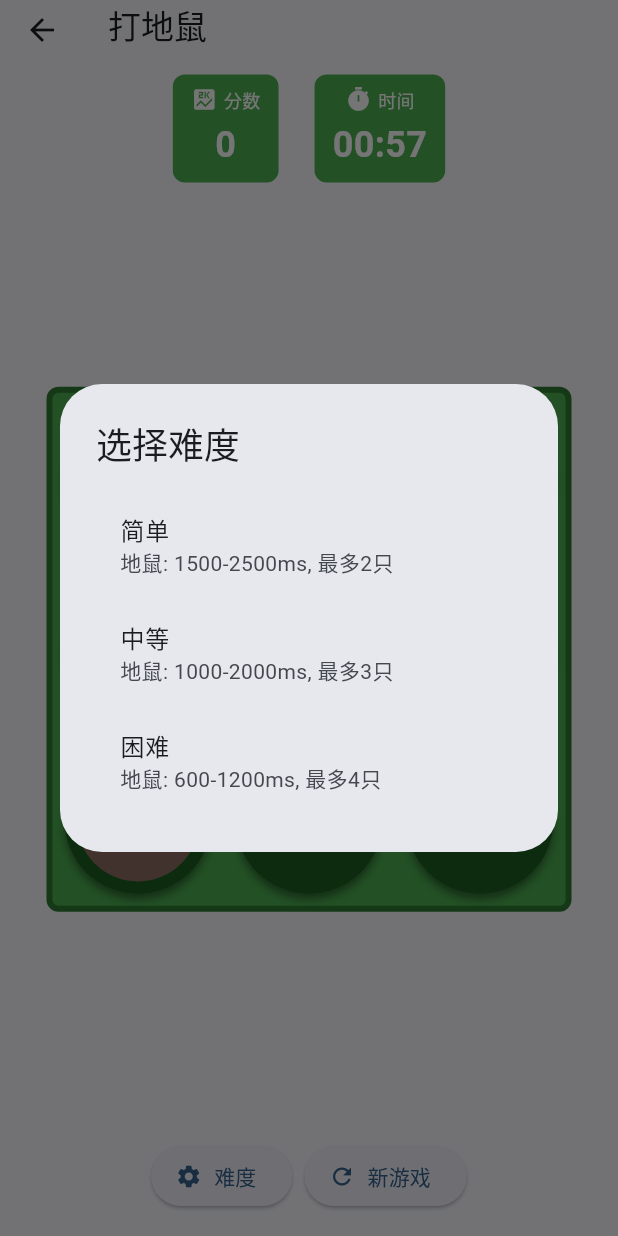
After one commit to neohope/GeminiGameDemo, a Flutter app: the WhackAMolePage screen opened by its route, after a tap on "开始游戏", after a tap on "难度", on a phone screen of 412 x 824 dp. The commit adds this screen. Run offline on Flutter 3.47's test engine with Material 3 defaults, Android fonts, the phone set to English and light mode, and no system bars; our stand-ins replace equatable, flutter_riverpod, go_router, shared_preferences; accounts and stored records are empty.

Commit message:
feat: Add Whack-a-Mole game
- Complete Whack-a-Mole game with 3 difficulty levels (Easy/Medium/Hard)
- Random mole spawning with configurable duration and max active moles
- Responsive 3x3 board with animated moles and whacked state
- Score tracking, timer, and missed mole count
- Start/reset functionality and difficulty selector
- Classic green grass field styling with brown moles
- Add to home page and navigation

```diff
--- a/lib/core/constants/app_constants.dart
+++ b/lib/core/constants/app_constants.dart
@@ -14,6 +14,7 @@ class AppConstants {
   static const String reversiPath = '/reversi';
   static const String huarongdaoPath = '/huarongdao';
   static const String minesweeperPath = '/minesweeper';
+  static const String whackAMolePath = '/whackamole';
 }
 
 enum GameMode {
--- a/lib/core/routing/app_router.dart
+++ b/lib/core/routing/app_router.dart
@@ -12,6 +12,7 @@ import 'package:neo_game_suit/features/games/tictactoe/presentation/pages/tictac
 import 'package:neo_game_suit/features/games/reversi/presentation/pages/reversi_page.dart';
 import 'package:neo_game_suit/features/games/huarongdao/presentation/pages/huarongdao_page.dart';
 import 'package:neo_game_suit/features/games/minesweeper/presentation/pages/minesweeper_page.dart';
+import 'package:neo_game_suit/features/games/whackamole/presentation/pages/whackamole_page.dart';
 
 final GoRouter appRouter = GoRouter(
   initialLocation: AppConstants.homePath,
@@ -76,5 +77,10 @@ final GoRouter appRouter = GoRouter(
       name: 'minesweeper',
       builder: (context, state) => const MinesweeperPage(),
     ),
+    GoRoute(
+      path: AppConstants.whackAMolePath,
+      name: 'whackamole',
+      builder: (context, state) => const WhackAMolePage(),
+    ),
   ],
 );
--- /dev/null
+++ b/lib/features/games/whackamole/domain/entities/whackamole_board.dart
@@ -0,0 +1,168 @@
+enum HoleState {
+  empty,
+  mole,
+  whacked,
+}
+
+class Hole {
+  final int index;
+  HoleState state;
+  DateTime? appearTime;
+  Duration? duration;
+
+  Hole({
+    required this.index,
+    this.state = HoleState.empty,
+    this.appearTime,
+    this.duration,
+  });
+
+  Hole copyWith({
+    HoleState? state,
+    DateTime? appearTime,
+    Duration? duration,
+  }) {
+    return Hole(
+      index: index,
+      state: state ?? this.state,
+      appearTime: appearTime ?? this.appearTime,
+      duration: duration ?? this.duration,
+    );
+  }
+}
+
+enum Difficulty {
+  easy,
+  medium,
+  hard,
+}
+
+class DifficultySettings {
+  final Difficulty difficulty;
+  final Duration gameDuration;
+  final Duration minMoleDuration;
+  final Duration maxMoleDuration;
+  final int maxActiveMoles;
+
+  const DifficultySettings({
+    required this.difficulty,
+    required this.gameDuration,
+    required this.minMoleDuration,
+    required this.maxMoleDuration,
+    required this.maxActiveMoles,
+  });
+
+  String get name {
+    switch (difficulty) {
+      case Difficulty.easy:
+        return '简单';
+      case Difficulty.medium:
+        return '中等';
+      case Difficulty.hard:
+        return '困难';
+    }
+  }
+}
+
+const List<DifficultySettings> defaultDifficulties = [
+  DifficultySettings(
+    difficulty: Difficulty.easy,
+    gameDuration: Duration(seconds: 60),
+    minMoleDuration: Duration(milliseconds: 1500),
+    maxMoleDuration: Duration(milliseconds: 2500),
+    maxActiveMoles: 2,
+  ),
+  DifficultySettings(
+    difficulty: Difficulty.medium,
+    gameDuration: Duration(seconds: 60),
+    minMoleDuration: Duration(milliseconds: 1000),
+    maxMoleDuration: Duration(milliseconds: 2000),
+    maxActiveMoles: 3,
+  ),
+  DifficultySettings(
+    difficulty: Difficulty.hard,
+    gameDuration: Duration(seconds: 60),
+    minMoleDuration: Duration(milliseconds: 600),
+    maxMoleDuration: Duration(milliseconds: 1200),
+    maxActiveMoles: 4,
+  ),
+];
+
+class WhackAMoleBoard {
+  final List<Hole> holes;
+  final int rows;
+  final int cols;
+  final int score;
+  final int totalWhacks;
+  final int missedMoles;
+  final GameStatus status;
+  final DifficultySettings difficulty;
+  final DateTime? startTime;
+  final Duration timeLeft;
+
+  WhackAMoleBoard({
+    required this.holes,
+    required this.rows,
+    required this.cols,
+    required this.score,
+    required this.totalWhacks,
+    required this.missedMoles,
+    required this.status,
+    required this.difficulty,
+    required this.timeLeft,
+    this.startTime,
+  });
+
+  factory WhackAMoleBoard.initial(DifficultySettings settings) {
+    const rows = 3;
+    const cols = 3;
+    final holes = List.generate(
+      rows * cols,
+      (index) => Hole(index: index),
+    );
+    return WhackAMoleBoard(
+      holes: holes,
+      rows: rows,
+      cols: cols,
+      score: 0,
+      totalWhacks: 0,
+      missedMoles: 0,
+      status: GameStatus.ready,
+      difficulty: settings,
+      timeLeft: settings.gameDuration,
+    );
+  }
+
+  WhackAMoleBoard copyWith({
+    List<Hole>? holes,
+    int? score,
+    int? totalWhacks,
+    int? missedMoles,
+    GameStatus? status,
+    DateTime? startTime,
+    Duration? timeLeft,
+  }) {
+    return WhackAMoleBoard(
+      holes: holes ?? this.holes,
+      rows: rows,
+      cols: cols,
+      score: score ?? this.score,
+      totalWhacks: totalWhacks ?? this.totalWhacks,
+      missedMoles: missedMoles ?? this.missedMoles,
+      status: status ?? this.status,
+      difficulty: difficulty,
+      startTime: startTime ?? this.startTime,
+      timeLeft: timeLeft ?? this.timeLeft,
+    );
+  }
+
+  Hole getHole(int index) {
+    return holes[index];
+  }
+}
+
+enum GameStatus {
+  ready,
+  playing,
+  finished,
+}
--- /dev/null
+++ b/lib/features/games/whackamole/domain/usecases/whackamole_logic.dart
@@ -0,0 +1,105 @@
+import 'dart:math';
+import 'package:neo_game_suit/features/games/whackamole/domain/entities/whackamole_board.dart';
+
+class WhackAMoleLogic {
+  static final Random _random = Random();
+
+  static WhackAMoleBoard whackMole(WhackAMoleBoard board, int index) {
+    final hole = board.getHole(index);
+    if (hole.state != HoleState.mole) {
+      return board;
+    }
+
+    final newHoles = _deepCopyHoles(board.holes);
+    newHoles[index] = newHoles[index].copyWith(state: HoleState.whacked);
+
+    return board.copyWith(
+      holes: newHoles,
+      score: board.score + 10,
+      totalWhacks: board.totalWhacks + 1,
+    );
+  }
+
+  static WhackAMoleBoard update(WhackAMoleBoard board, DateTime now) {
+    if (board.status != GameStatus.playing) {
+      return board;
+    }
+
+    final elapsed = now.difference(board.startTime!);
+    final timeLeft = board.difficulty.gameDuration - elapsed;
+
+    if (timeLeft <= Duration.zero) {
+      return board.copyWith(
+        status: GameStatus.finished,
+        timeLeft: Duration.zero,
+      );
+    }
+
+    final newHoles = _deepCopyHoles(board.holes);
+    int missed = board.missedMoles;
+
+    // Update existing moles
+    for (int i = 0; i < newHoles.length; i++) {
+      if (newHoles[i].state == HoleState.mole && newHoles[i].appearTime != null) {
+        final timeVisible = now.difference(newHoles[i].appearTime!);
+        if (timeVisible >= newHoles[i].duration!) {
+          newHoles[i] = newHoles[i].copyWith(state: HoleState.empty);
+          missed++;
+        }
+      } else if (newHoles[i].state == HoleState.whacked) {
+        // Keep whacked state for a short time
+        newHoles[i] = newHoles[i].copyWith(state: HoleState.empty);
+      }
+    }
+
+    // Spawn new moles
+    final activeMoles = newHoles.where((h) => h.state == HoleState.mole).length;
+    if (activeMoles < board.difficulty.maxActiveMoles) {
+      final emptyHoles = newHoles.where((h) => h.state == HoleState.empty).toList();
+      if (emptyHoles.isNotEmpty) {
+        final numToSpawn = min(
+          board.difficulty.maxActiveMoles - activeMoles,
+          emptyHoles.length,
+        );
+        for (int i = 0; i < numToSpawn; i++) {
+          if (_random.nextDouble() < 0.5) {
+            // 50% chance to spawn each possible slot
+            final emptyIndex = _random.nextInt(emptyHoles.length);
+            final hole = emptyHoles[emptyIndex];
+            final durationRange = board.difficulty.maxMoleDuration - board.difficulty.minMoleDuration;
+            final duration = board.difficulty.minMoleDuration +
+                Duration(milliseconds: _random.nextInt(durationRange.inMilliseconds));
+            newHoles[hole.index] = newHoles[hole.index].copyWith(
+              state: HoleState.mole,
+              appearTime: now,
+              duration: duration,
+            );
+            // Remove from empty list so we don't pick again
+            emptyHoles.removeAt(emptyIndex);
+          }
+        }
+      }
+    }
+
+    return board.copyWith(
+      holes: newHoles,
+      timeLeft: timeLeft,
+      missedMoles: missed,
+    );
+  }
+
+  static WhackAMoleBoard reset(DifficultySettings settings) {
+    return WhackAMoleBoard.initial(settings);
+  }
+
+  static WhackAMoleBoard startGame(WhackAMoleBoard board) {
+    return board.copyWith(
+      status: GameStatus.playing,
+      startTime: DateTime.now(),
+    );
+  }
+
+  static List<Hole> _deepCopyHoles(List<Hole> holes) {
+    return holes.map((h) => h.copyWith()).toList();
+  }
+}
--- /dev/null
+++ b/lib/features/games/whackamole/presentation/pages/whackamole_page.dart
@@ -0,0 +1,211 @@
+import 'package:flutter/material.dart';
+import 'package:flutter_riverpod/flutter_riverpod.dart';
+import 'package:neo_game_suit/shared/widgets/responsive_scaffold.dart';
+import 'package:neo_game_suit/features/games/whackamole/domain/entities/whackamole_board.dart';
+import 'package:neo_game_suit/features/games/whackamole/presentation/providers/whackamole_provider.dart';
+import 'package:neo_game_suit/features/games/whackamole/presentation/widgets/whackamole_board_widget.dart';
+
+class WhackAMolePage extends ConsumerWidget {
+  const WhackAMolePage({super.key});
+
+  @override
+  Widget build(BuildContext context, WidgetRef ref) {
+    final board = ref.watch(whackAMoleProvider);
+    final notifier = ref.read(whackAMoleProvider.notifier);
+
+    return ResponsiveScaffold(
+      title: '打地鼠',
+      body: Column(
+        children: [
+          const SizedBox(height: 16),
+          _buildInfoBar(context, board),
+          Expanded(
+            child: WhackAMoleBoardWidget(
+              board: board,
+              onWhack: (index) {
+                notifier.whackMole(index);
+              },
+            ),
+          ),
+          if (board.status == GameStatus.ready) _buildReady(context, notifier),
+          if (board.status == GameStatus.finished) _buildFinished(context, board, notifier),
+          const SizedBox(height: 16),
+          _buildControlBar(context, notifier, board),
+          const SizedBox(height: 16),
+        ],
+      ),
+    );
+  }
+
+  Widget _buildInfoBar(BuildContext context, WhackAMoleBoard board) {
+    final secondsLeft = board.timeLeft.inSeconds;
+    final minutes = (secondsLeft ~/ 60).toString().padLeft(2, '0');
+    final seconds = (secondsLeft % 60).toString().padLeft(2, '0');
+
+    return Padding(
+      padding: const EdgeInsets.symmetric(horizontal: 16),
+      child: Row(
+        mainAxisAlignment: MainAxisAlignment.center,
+        children: [
+          _InfoBox(
+            icon: Icons.score,
+            label: '分数',
+            value: '${board.score}',
+          ),
+          const SizedBox(width: 24),
+          _InfoBox(
+            icon: Icons.timer,
+            label: '时间',
+            value: '$minutes:$seconds',
+          ),
+        ],
+      ),
+    );
+  }
+
+  Widget _buildReady(BuildContext context, WhackAMoleNotifier notifier) {
+    return Container(
+      padding: const EdgeInsets.all(16),
+      child: Column(
+        children: [
+          const Text(
+            '准备好了吗？',
+            style: TextStyle(fontSize: 20, fontWeight: FontWeight.bold),
+          ),
+          const SizedBox(height: 16),
+          ElevatedButton.icon(
+            onPressed: () => notifier.startGame(),
+            icon: const Icon(Icons.play_arrow),
+            label: const Text('开始游戏'),
+          ),
+        ],
+      ),
+    );
+  }
+
+  Widget _buildFinished(BuildContext context, WhackAMoleBoard board, WhackAMoleNotifier notifier) {
+    return Container(
+      padding: const EdgeInsets.all(16),
+      child: Column(
+        children: [
+          const Text(
+            '游戏结束！',
+            style: TextStyle(fontSize: 24, fontWeight: FontWeight.bold),
+          ),
+          const SizedBox(height: 8),
+          Text(
+            '最终得分: ${board.score}',
+            style: const TextStyle(fontSize: 18),
+          ),
+          const SizedBox(height: 8),
+          Text(
+            '命中: ${board.totalWhacks} | 错过: ${board.missedMoles}',
+            style: const TextStyle(fontSize: 16),
+          ),
+        ],
+      ),
+    );
+  }
+
+  Widget _buildControlBar(BuildContext context, WhackAMoleNotifier notifier, WhackAMoleBoard board) {
+    return Padding(
+      padding: const EdgeInsets.symmetric(horizontal: 16),
+      child: Column(
+        children: [
+          Wrap(
+            alignment: WrapAlignment.center,
+            spacing: 8,
+            runSpacing: 8,
+            children: [
+              ElevatedButton.icon(
+                onPressed: () => _showDifficultySelection(context, notifier),
+                icon: const Icon(Icons.settings),
+                label: const Text('难度'),
+              ),
+              ElevatedButton.icon(
+                onPressed: () => notifier.reset(),
+                icon: const Icon(Icons.refresh),
+                label: const Text('新游戏'),
+              ),
+            ],
+          ),
+        ],
+      ),
+    );
+  }
+
+  void _showDifficultySelection(BuildContext context, WhackAMoleNotifier notifier) {
+    showDialog(
+      context: context,
+      builder: (context) => AlertDialog(
+        title: const Text('选择难度'),
+        content: SizedBox(
+          width: double.maxFinite,
+          child: ListView.builder(
+            shrinkWrap: true,
+            itemCount: defaultDifficulties.length,
+            itemBuilder: (context, index) {
+              final setting = defaultDifficulties[index];
+              return ListTile(
+                title: Text(setting.name),
+                subtitle: Text(
+                  '地鼠: ${setting.minMoleDuration.inMilliseconds}-${setting.maxMoleDuration.inMilliseconds}ms, 最多${setting.maxActiveMoles}只',
+                ),
+                onTap: () {
+                  notifier.setDifficulty(setting);
+                  Navigator.pop(context);
+                },
+              );
+            },
+          ),
+        ),
+      ),
+    );
+  }
+}
+
+class _InfoBox extends StatelessWidget {
+  final IconData icon;
+  final String label;
+  final String value;
+
+  const _InfoBox({
+    required this.icon,
+    required this.label,
+    required this.value,
+  });
+
+  @override
+  Widget build(BuildContext context) {
+    return Container(
+      padding: const EdgeInsets.symmetric(horizontal: 12, vertical: 8),
+      decoration: BoxDecoration(
+        color: const Color(0xFF4CAF50),
+        borderRadius: BorderRadius.circular(8),
+      ),
+      child: Column(
+        children: [
+          Row(
+            children: [
+              Icon(icon, color: Colors.white, size: 18),
+              const SizedBox(width: 4),
+              Text(
+                label,
+                style: const TextStyle(color: Colors.white, fontSize: 12),
+              ),
+            ],
+          ),
+          const SizedBox(height: 4),
+          Text(
+            value,
+            style: const TextStyle(
+              color: Colors.white,
+              fontSize: 24,
+              fontWeight: FontWeight.bold,
+            ),
+          ),
+        ],
+      ),
+    );
+  }
+}
--- /dev/null
+++ b/lib/features/games/whackamole/presentation/providers/whackamole_provider.dart
@@ -0,0 +1,48 @@
+import 'dart:async';
+import 'package:flutter_riverpod/flutter_riverpod.dart';
+import 'package:neo_game_suit/features/games/whackamole/domain/entities/whackamole_board.dart';
+import 'package:neo_game_suit/features/games/whackamole/domain/usecases/whackamole_logic.dart';
+
+class WhackAMoleNotifier extends AutoDisposeNotifier<WhackAMoleBoard> {
+  Timer? _updateTimer;
+  late DifficultySettings _currentDifficulty;
+
+  @override
+  WhackAMoleBoard build() {
+    _currentDifficulty = defaultDifficulties.first;
+    ref.onDispose(() {
+      _updateTimer?.cancel();
+    });
+    return WhackAMoleBoard.initial(_currentDifficulty);
+  }
+
+  void whackMole(int index) {
+    state = WhackAMoleLogic.whackMole(state, index);
+  }
+
+  void startGame() {
+    state = WhackAMoleLogic.startGame(state);
+    _updateTimer?.cancel();
+    _updateTimer = Timer.periodic(const Duration(milliseconds: 100), (timer) {
+      state = WhackAMoleLogic.update(state, DateTime.now());
+      if (state.status == GameStatus.finished) {
+        timer.cancel();
+      }
+    });
+  }
+
+  void reset() {
+    _updateTimer?.cancel();
+    state = WhackAMoleLogic.reset(_currentDifficulty);
+  }
+
+  void setDifficulty(DifficultySettings settings) {
+    _currentDifficulty = settings;
+    _updateTimer?.cancel();
+    state = WhackAMoleLogic.reset(settings);
+  }
+}
+
+final whackAMoleProvider = AutoDisposeNotifierProvider<WhackAMoleNotifier, WhackAMoleBoard>(
+  () => WhackAMoleNotifier(),
+);
--- /dev/null
+++ b/lib/features/games/whackamole/presentation/widgets/whackamole_board_widget.dart
@@ -0,0 +1,170 @@
+import 'package:flutter/material.dart';
+import 'package:neo_game_suit/core/utils/responsive_layout.dart';
+import 'package:neo_game_suit/features/games/whackamole/domain/entities/whackamole_board.dart';
+
+class WhackAMoleBoardWidget extends StatelessWidget {
+  final WhackAMoleBoard board;
+  final Function(int index) onWhack;
+
+  const WhackAMoleBoardWidget({
+    super.key,
+    required this.board,
+    required this.onWhack,
+  });
+
+  @override
+  Widget build(BuildContext context) {
+    final boardSize = ResponsiveLayout.boardSize(context, maxSize: 350);
+    final holeSize = boardSize / board.cols;
+
+    return Center(
+      child: FittedBox(
+        fit: BoxFit.contain,
+        child: Container(
+          width: boardSize,
+          height: boardSize * board.rows / board.cols,
+          decoration: BoxDecoration(
+            color: const Color(0xFF4CAF50),
+            border: Border.all(color: const Color(0xFF2E7D32), width: 4),
+            borderRadius: BorderRadius.circular(8),
+          ),
+          child: GridView.builder(
+            physics: const NeverScrollableScrollPhysics(),
+            gridDelegate: SliverGridDelegateWithFixedCrossAxisCount(
+              crossAxisCount: board.cols,
+            ),
+            itemCount: board.rows * board.cols,
+            itemBuilder: (context, index) {
+              return _HoleWidget(
+                hole: board.getHole(index),
+                holeSize: holeSize,
+                onWhack: () => onWhack(index),
+              );
+            },
+          ),
+        ),
+      ),
+    );
+  }
+}
+
+class _HoleWidget extends StatelessWidget {
+  final Hole hole;
+  final double holeSize;
+  final VoidCallback onWhack;
+
+  const _HoleWidget({
+    required this.hole,
+    required this.holeSize,
+    required this.onWhack,
+  });
+
+  @override
+  Widget build(BuildContext context) {
+    return GestureDetector(
+      onTap: onWhack,
+      child: Container(
+        margin: const EdgeInsets.all(8),
+        child: Stack(
+          alignment: Alignment.center,
+          children: [
+            // Hole (dark circle)
+            Container(
+              decoration: BoxDecoration(
+                color: const Color(0xFF1B5E20),
+                shape: BoxShape.circle,
+                boxShadow: [
+                  BoxShadow(
+                    color: Colors.black.withValues(alpha: 0.4),
+                    blurRadius: 4,
+                    offset: const Offset(0, 4),
+                  ),
+                ],
+              ),
+            ),
+            // Mole
+            if (hole.state == HoleState.mole)
+              AnimatedContainer(
+                duration: const Duration(milliseconds: 200),
+                curve: Curves.elasticOut,
+                transform: Matrix4.identity(),
+                child: _MoleWidget(size: holeSize * 0.7),
+              ),
+            // Whacked state (stars)
+            if (hole.state == HoleState.whacked)
+              Icon(
+                Icons.star,
+                size: holeSize * 0.5,
+                color: Colors.yellow,
+              ),
+          ],
+        ),
+      ),
+    );
+  }
+}
+
+class _MoleWidget extends StatelessWidget {
+  final double size;
+
+  const _MoleWidget({required this.size});
+
+  @override
+  Widget build(BuildContext context) {
+    return Container(
+      width: size,
+      height: size,
+      child: Stack(
+        alignment: Alignment.center,
+        children: [
+          // Body
+          Container(
+            decoration: BoxDecoration(
+              color: const Color(0xFF8D6E63),
+              shape: BoxShape.circle,
+            ),
+          ),
+          // Eyes
+          Positioned(
+            top: size * 0.2,
+            left: size * 0.25,
+            child: Container(
+              width: size * 0.15,
+              height: size * 0.15,
+              decoration: const BoxDecoration(
+                color: Colors.black,
+                shape: BoxShape.circle,
+              ),
+            ),
+          ),
+          Positioned(
+            top: size * 0.2,
+            right: size * 0.25,
+            child: Container(
+              width: size * 0.15,
+              height: size * 0.15,
+              decoration: const BoxDecoration(
+                color: Colors.black,
+                shape: BoxShape.circle,
+              ),
+            ),
+          ),
+          // Nose
+          Positioned(
+            bottom: size * 0.25,
+            child: SizedBox(
+              width: size * 0.2,
+              height: size * 0.12,
+              child: DecoratedBox(
+                decoration: BoxDecoration(
+                  color: const Color(0xFFD7CCC8),
+                  borderRadius: BorderRadius.circular(size * 0.06),
+                ),
+              ),
+            ),
+          ),
+        ],
+      ),
+    );
+  }
+}
--- a/lib/features/home/presentation/pages/home_page.dart
+++ b/lib/features/home/presentation/pages/home_page.dart
@@ -99,6 +99,12 @@ class HomePage extends StatelessWidget {
             subtitle: 'Minesweeper',
             onTap: () => context.push(AppConstants.minesweeperPath),
           ),
+          GameCard(
+            icon: '🔨',
+            title: '打地鼠',
+            subtitle: 'Whack-a-Mole',
+            onTap: () => context.push(AppConstants.whackAMolePath),
+          ),
         ],
       ),
     );
```
